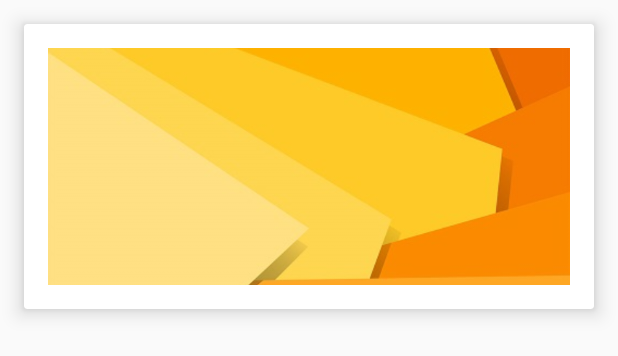
After one commit to someshkarthik/HackathonProject, an Android app: the layout list_item.xml on its own in the app's theme, with its tools: preview values and no code run, on a phone screen of 412 x 824 dp. The commit adds this screen. Shown: the top 356 px of the screen. Run offline under Robolectric (Android 15) with nearby library versions, the phone set to English and light mode, and no system bars.

Commit message:
Topics list view added

```diff
--- a/app/src/main/AndroidManifest.xml
+++ b/app/src/main/AndroidManifest.xml
@@ -23,9 +23,8 @@
             android:name=".QuizCategoryActivity"
             android:theme="@style/QuizTheme" />
         <activity android:name=".QuizSubCategoryActivity" />
-        <activity android:name=".QuizActivity">
-
-        </activity>
+        <activity android:name=".QuizActivity"></activity>
+        <activity android:name=".ListActivity"></activity>
     </application>
 
 </manifest>
--- a/app/src/main/res/layout/activity_main.xml
+++ b/app/src/main/res/layout/activity_main.xml
@@ -24,7 +24,7 @@
             android:orientation="horizontal">
 
             <android.support.v7.widget.CardView
-                android:id="@+id/bankcardId"
+                android:id="@+id/TopicsCardView"
                 android:layout_width="150dp"
                 android:layout_height="180dp"
                 android:layout_margin="10dp"
--- /dev/null
+++ b/app/src/main/res/layout/list_item.xml
@@ -0,0 +1,19 @@
+<?xml version="1.0" encoding="utf-8"?>
+<android.support.v7.widget.CardView xmlns:android="http://schemas.android.com/apk/res/android"
+    android:layout_width="match_parent"
+    android:layout_height="190dp"
+    xmlns:tools="http://schemas.android.com/tools"
+    app:cardElevation="8dp"
+    android:layout_margin="16dp"
+    xmlns:app="http://schemas.android.com/apk/res-auto">
+
+        <ImageView
+            android:layout_margin="16dp"
+            android:id="@+id/list_item_ImageView"
+            android:layout_width="match_parent"
+            android:layout_height="match_parent"
+            android:scaleType="centerCrop"
+            tools:src="@drawable/scrollableimage"
+            />
+
+</android.support.v7.widget.CardView>
```
Also changed, not shown: app/src/main/java/com/example/somesh/myproject/ListActivity.java (added, +29 -0 lines), app/src/main/java/com/example/somesh/myproject/MainActivity.java (+7 -0 lines), app/src/main/java/com/example/somesh/myproject/category/Category.java (added, +16 -0 lines), app/src/main/java/com/example/somesh/myproject/category/CategoryAdapter.java (added, +40 -0 lines), app/src/main/res/layout/activity_list.xml (added, +9 -0 lines).
